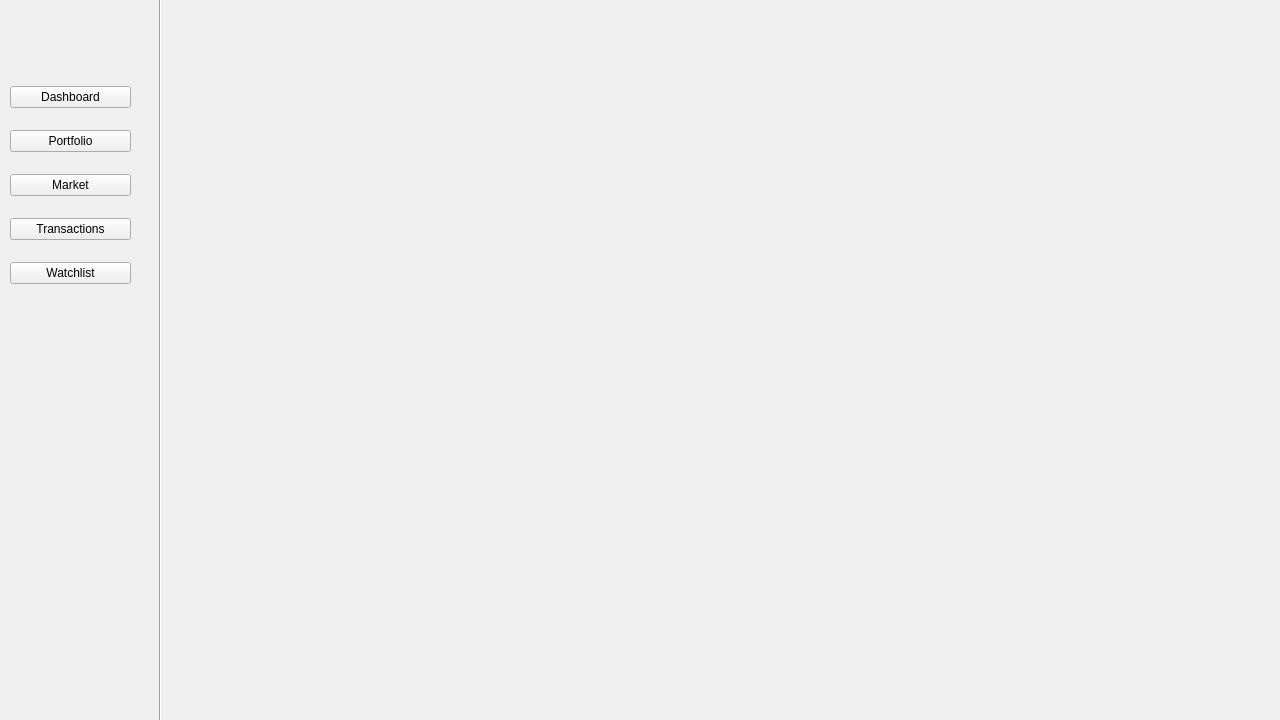
Before: the Qt Designer form forms/crypto.ui in IVAndreev21/YRT, drawn with Qt 5.
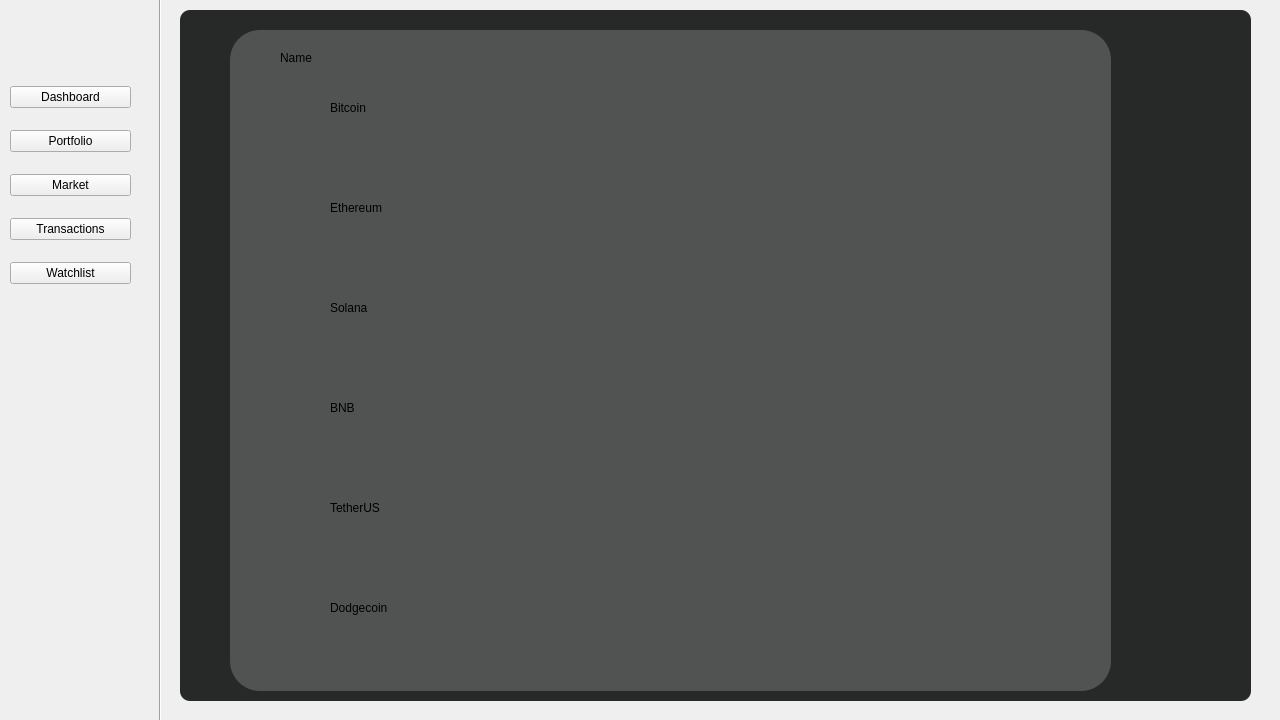
After: the same form once the commit is applied. The open tabs and pages were chosen to show the change. Icons and pictures are not drawn.

Patch:
```diff
--- a/forms/crypto.ui
+++ b/forms/crypto.ui
@@ -76,10 +76,10 @@
   <widget class="QStackedWidget" name="stackedWidget">
    <property name="geometry">
     <rect>
-     <x>190</x>
-     <y>20</y>
-     <width>951</width>
-     <height>711</height>
+     <x>180</x>
+     <y>10</y>
+     <width>1091</width>
+     <height>721</height>
     </rect>
    </property>
    <widget class="QWidget" name="Dashboard">
@@ -562,7 +562,251 @@
     </widget>
    </widget>
    <widget class="QWidget" name="Portfolio"/>
-   <widget class="QWidget" name="Market"/>
+   <widget class="QWidget" name="Market">
+    <widget class="QWidget" name="widget_5" native="true">
+     <property name="geometry">
+      <rect>
+       <x>0</x>
+       <y>0</y>
+       <width>1071</width>
+       <height>691</height>
+      </rect>
+     </property>
+     <property name="styleSheet">
+      <string notr="true">background-color: rgb(39, 40, 40);
+border-radius:10px;</string>
+     </property>
+     <widget class="QWidget" name="widget_9" native="true">
+      <property name="geometry">
+       <rect>
+        <x>50</x>
+        <y>20</y>
+        <width>881</width>
+        <height>661</height>
+       </rect>
+      </property>
+      <property name="styleSheet">
+       <string notr="true">background-color: rgb(81, 82, 82);
+border-radius:30px;</string>
+      </property>
+      <widget class="QLabel" name="label_2">
+       <property name="geometry">
+        <rect>
+         <x>20</x>
+         <y>50</y>
+         <width>71</width>
+         <height>61</height>
+        </rect>
+       </property>
+       <property name="text">
+        <string/>
+       </property>
+       <property name="pixmap">
+        <pixmap resource="../resources/resources.qrc">:/images/bitcoin.png</pixmap>
+       </property>
+       <property name="scaledContents">
+        <bool>true</bool>
+       </property>
+      </widget>
+      <widget class="QLabel" name="label_3">
+       <property name="geometry">
+        <rect>
+         <x>100</x>
+         <y>70</y>
+         <width>58</width>
+         <height>16</height>
+        </rect>
+       </property>
+       <property name="text">
+        <string>Bitcoin</string>
+       </property>
+      </widget>
+      <widget class="QLabel" name="label_4">
+       <property name="geometry">
+        <rect>
+         <x>50</x>
+         <y>20</y>
+         <width>58</width>
+         <height>16</height>
+        </rect>
+       </property>
+       <property name="text">
+        <string>Name</string>
+       </property>
+      </widget>
+      <widget class="QTableView" name="tableView">
+       <property name="geometry">
+        <rect>
+         <x>200</x>
+         <y>10</y>
+         <width>651</width>
+         <height>601</height>
+        </rect>
+       </property>
+      </widget>
+      <widget class="QLabel" name="label_5">
+       <property name="geometry">
+        <rect>
+         <x>20</x>
+         <y>150</y>
+         <width>71</width>
+         <height>61</height>
+        </rect>
+       </property>
+       <property name="text">
+        <string/>
+       </property>
+       <property name="pixmap">
+        <pixmap resource="../resources/resources.qrc">:/images/etherium.png</pixmap>
+       </property>
+       <property name="scaledContents">
+        <bool>true</bool>
+       </property>
+      </widget>
+      <widget class="QLabel" name="label_6">
+       <property name="geometry">
+        <rect>
+         <x>20</x>
+         <y>250</y>
+         <width>71</width>
+         <height>61</height>
+        </rect>
+       </property>
+       <property name="text">
+        <string/>
+       </property>
+       <property name="pixmap">
+        <pixmap resource="../resources/resources.qrc">:/images/solana.svg</pixmap>
+       </property>
+       <property name="scaledContents">
+        <bool>true</bool>
+       </property>
+      </widget>
+      <widget class="QLabel" name="label_7">
+       <property name="geometry">
+        <rect>
+         <x>20</x>
+         <y>450</y>
+         <width>71</width>
+         <height>61</height>
+        </rect>
+       </property>
+       <property name="text">
+        <string/>
+       </property>
+       <property name="pixmap">
+        <pixmap resource="../resources/resources.qrc">:/images/tether.png</pixmap>
+       </property>
+       <property name="scaledContents">
+        <bool>true</bool>
+       </property>
+      </widget>
+      <widget class="QLabel" name="label_8">
+       <property name="geometry">
+        <rect>
+         <x>20</x>
+         <y>350</y>
+         <width>71</width>
+         <height>61</height>
+        </rect>
+       </property>
+       <property name="text">
+        <string/>
+       </property>
+       <property name="pixmap">
+        <pixmap resource="../resources/resources.qrc">:/images/binance.png</pixmap>
+       </property>
+       <property name="scaledContents">
+        <bool>true</bool>
+       </property>
+      </widget>
+      <widget class="QLabel" name="label_9">
+       <property name="geometry">
+        <rect>
+         <x>20</x>
+         <y>550</y>
+         <width>71</width>
+         <height>61</height>
+        </rect>
+       </property>
+       <property name="text">
+        <string/>
+       </property>
+       <property name="pixmap">
+        <pixmap resource="../resources/resources.qrc">:/images/dodgecoin.png</pixmap>
+       </property>
+       <property name="scaledContents">
+        <bool>true</bool>
+       </property>
+      </widget>
+      <widget class="QLabel" name="label_10">
+       <property name="geometry">
+        <rect>
+         <x>100</x>
+         <y>170</y>
+         <width>61</width>
+         <height>16</height>
+        </rect>
+       </property>
+       <property name="text">
+        <string>Ethereum</string>
+       </property>
+      </widget>
+      <widget class="QLabel" name="label_11">
+       <property name="geometry">
+        <rect>
+         <x>100</x>
+         <y>270</y>
+         <width>58</width>
+         <height>16</height>
+        </rect>
+       </property>
+       <property name="text">
+        <string>Solana</string>
+       </property>
+      </widget>
+      <widget class="QLabel" name="label_12">
+       <property name="geometry">
+        <rect>
+         <x>100</x>
+         <y>370</y>
+         <width>58</width>
+         <height>16</height>
+        </rect>
+       </property>
+       <property name="text">
+        <string>BNB</string>
+       </property>
+      </widget>
+      <widget class="QLabel" name="label_13">
+       <property name="geometry">
+        <rect>
+         <x>100</x>
+         <y>470</y>
+         <width>58</width>
+         <height>16</height>
+        </rect>
+       </property>
+       <property name="text">
+        <string>TetherUS</string>
+       </property>
+      </widget>
+      <widget class="QLabel" name="label_14">
+       <property name="geometry">
+        <rect>
+         <x>100</x>
+         <y>570</y>
+         <width>71</width>
+         <height>16</height>
+        </rect>
+       </property>
+       <property name="text">
+        <string>Dodgecoin</string>
+       </property>
+      </widget>
+     </widget>
+    </widget>
+   </widget>
    <widget class="QWidget" name="Transactions"/>
    <widget class="QWidget" name="watchlist"/>
   </widget>
```
Left out of the diff: 3 changed lines with no effect on the pictures.
